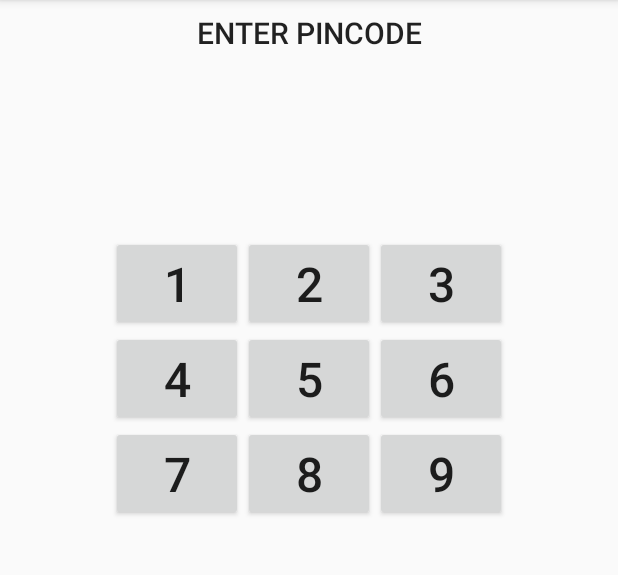
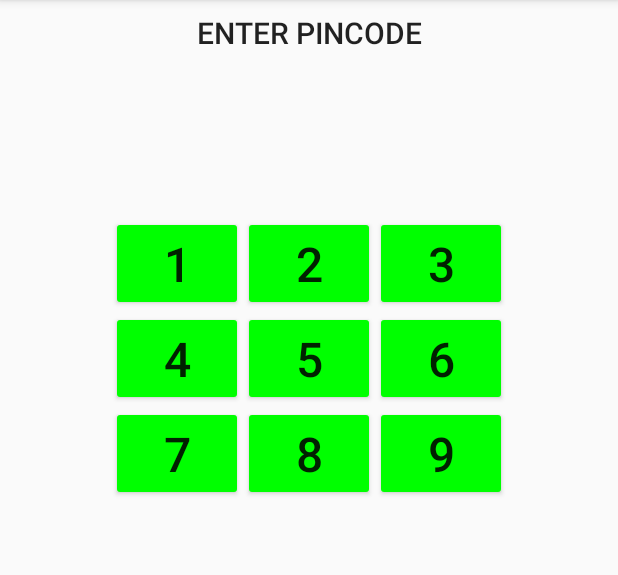
Before and after one commit to onero/LoginBuster, an Android app: the screen it shows after launch (MainActivity), on a phone screen of 412 x 824 dp, the part 84-659 px from its top. Run offline under Robolectric (Android 15) with nearby library versions, the phone set to English and light mode, and no system bars; 2 statements that could not run were skipped.

```diff
--- a/app/src/main/java/dk/adamino/loginbuster/MainActivity.java
+++ b/app/src/main/java/dk/adamino/loginbuster/MainActivity.java
@@ -5,6 +5,8 @@ import android.annotation.TargetApi;
 import android.content.Context;
 import android.content.Intent;
 import android.content.pm.PackageManager;
+import android.content.res.ColorStateList;
+import android.graphics.Color;
 import android.graphics.ImageFormat;
 import android.hardware.camera2.CameraAccessException;
 import android.hardware.camera2.CameraCaptureSession;
@@ -30,6 +32,7 @@ import android.view.Surface;
 import android.view.View;
 import android.widget.ImageView;
 import android.widget.LinearLayout;
+import android.widget.TextView;
 
 import java.nio.ByteBuffer;
 import java.text.SimpleDateFormat;
@@ -50,10 +53,13 @@ public class MainActivity extends AppCompatActivity implements ActivityCompat.On
     private static final int MAX_FAILED_ATTEMPTS = 3;
     private static final List<Integer> PINCODE = new ArrayList<>(Arrays.asList(1, 2, 3, 4));
 
+    public static boolean sNavigatedBack = false;
+
     private CameraManager mCameraManager;
     private CameraDevice mCameraDevice;
     private LinearLayout mPincodeLayout;
     private ImageView mFirstFailedAttempt, mSecondFailedAttempt;
+    private TextView mPincode, mBadPassword;
 
     private MediaService mMediaService;
     private SimpleDateFormat mCrimeTimeFormatter;
@@ -69,6 +75,10 @@ public class MainActivity extends AppCompatActivity implements ActivityCompat.On
         mFirstFailedAttempt.setVisibility(View.INVISIBLE);
         mSecondFailedAttempt = findViewById(R.id.imgSecond_attempt_failed);
         mSecondFailedAttempt.setVisibility(View.INVISIBLE);
+        mPincode = findViewById(R.id.txtPincode);
+        mPincode.setTextSize(32);
+        mBadPassword = findViewById(R.id.txtBadPassword);
+        mBadPassword.setVisibility(View.INVISIBLE);
 
         mCameraManager = (CameraManager) getSystemService(Context.CAMERA_SERVICE);
         mMediaService = new MediaService();
@@ -78,6 +88,21 @@ public class MainActivity extends AppCompatActivity implements ActivityCompat.On
 
         setupPincodeLayout();
         setupCamera();
+    }
+
+    public void restart() {
+        Intent intent = getIntent();
+        finish();
+        startActivity(intent);
+    }
+
+    @Override
+    protected void onResume() {
+        super.onResume();
+        if (sNavigatedBack) {
+            sNavigatedBack = false;
+            restart();
+        }
     }
 
     private void setupPincodeLayout() {
@@ -102,7 +127,13 @@ public class MainActivity extends AppCompatActivity implements ActivityCompat.On
      * @param number
      */
     private void registerUserInput(int number) {
+        clearPincode();
         mUserInput.add(number);
+        String asterisks = "";
+        for (int input : mUserInput) {
+            asterisks += "*";
+        }
+        mPincode.setText(asterisks);
         // Check if user has input max length
         if (mUserInput.size() == PIN_CODE_LENGTH) {
             // Account for login attempts
@@ -125,11 +156,17 @@ public class MainActivity extends AppCompatActivity implements ActivityCompat.On
                 }
                 // Indicate failed attempt to user
             } else {
+                mBadPassword.setVisibility(View.VISIBLE);
                 addFailedAttemptToView();
             }
             // Reset user input
             mUserInput.clear();
+            clearPincode();
         }
+    }
+
+    private void clearPincode() {
+        mPincode.setText("");
     }
 
     /**
@@ -163,6 +200,7 @@ public class MainActivity extends AppCompatActivity implements ActivityCompat.On
 
         public Digit(Context context, int number) {
             super(context);
+            setBackgroundTintList(ColorStateList.valueOf(Color.GREEN));
             mNumber = number;
             setText(mNumber + "");
             setOnClickListener(this);
--- a/app/src/main/java/dk/adamino/loginbuster/SuspectActivity.java
+++ b/app/src/main/java/dk/adamino/loginbuster/SuspectActivity.java
@@ -41,6 +41,12 @@ public class SuspectActivity extends AppCompatActivity {
         mCrimeTime.setText(crimeTimeAsString);
     }
 
+    @Override
+    public void onBackPressed() {
+        super.onBackPressed();
+        MainActivity.sNavigatedBack = true;
+    }
+
     /**
      * Get Suspect intent
      * @param content
--- a/app/src/main/res/layout/activity_main.xml
+++ b/app/src/main/res/layout/activity_main.xml
@@ -23,14 +23,14 @@
     <LinearLayout
         android:id="@+id/linearPincode"
         android:layout_width="0dp"
-        android:layout_height="434dp"
+        android:layout_height="321dp"
         android:layout_marginEnd="8dp"
         android:layout_marginStart="8dp"
         android:gravity="center"
         android:orientation="vertical"
         app:layout_constraintEnd_toEndOf="parent"
         app:layout_constraintStart_toStartOf="parent"
-        app:layout_constraintTop_toBottomOf="@id/txtTitle">
+        app:layout_constraintTop_toBottomOf="@+id/txtPincode">
 
     </LinearLayout>
 
@@ -39,10 +39,9 @@
         android:layout_width="match_parent"
         android:layout_height="0dp"
         android:orientation="horizontal"
+        app:layout_constraintBottom_toBottomOf="parent"
         app:layout_constraintEnd_toEndOf="parent"
-        app:layout_constraintStart_toStartOf="parent"
-        app:layout_constraintTop_toBottomOf="@id/linearPincode"
-        tools:layout_editor_absoluteY="35dp">
+        app:layout_constraintStart_toStartOf="parent">
 
         <ImageView
             android:id="@+id/imgFirst_attempt_failed"
@@ -59,4 +58,28 @@
             android:src="@drawable/second_attempt_failed"/>
     </LinearLayout>
 
+    <TextView
+        android:id="@+id/txtPincode"
+        android:layout_width="wrap_content"
+        android:layout_height="wrap_content"
+        android:textSize="18sp"
+        app:layout_constraintEnd_toEndOf="parent"
+        app:layout_constraintStart_toStartOf="parent"
+        app:layout_constraintTop_toBottomOf="@+id/txtTitle"/>
+
+    <TextView
+        android:id="@+id/txtBadPassword"
+        android:layout_width="wrap_content"
+        android:layout_height="wrap_content"
+        android:layout_marginEnd="164dp"
+        android:layout_marginStart="162dp"
+        android:layout_marginTop="8dp"
+        android:text="TRY AGAIN"
+        android:textColor="@android:color/holo_red_dark"
+        android:textSize="18sp"
+        android:textStyle="bold"
+        app:layout_constraintEnd_toEndOf="parent"
+        app:layout_constraintStart_toStartOf="parent"
+        app:layout_constraintTop_toBottomOf="@+id/linearPincode"/>
+
 </android.support.constraint.ConstraintLayout>
```
